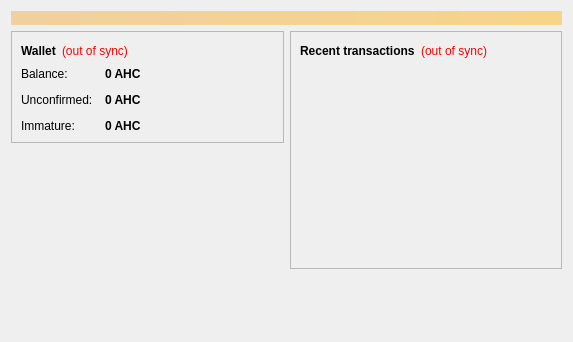
Qt form src/qt/forms/overviewpage.ui (aglehcoin-project/ac) before a commit.
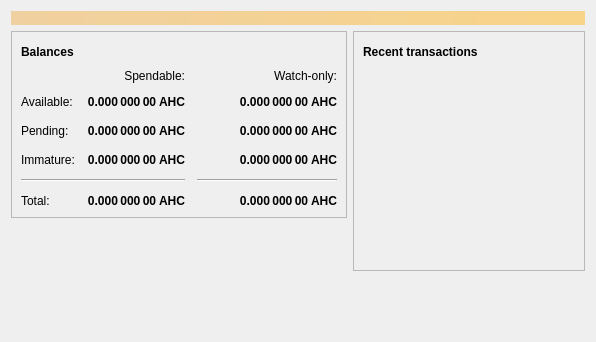
The same form after that commit. Icons and pictures are not drawn.

Patch:
```diff
--- a/src/qt/forms/overviewpage.ui
+++ b/src/qt/forms/overviewpage.ui
@@ -6,7 +6,7 @@
    <rect>
     <x>0</x>
     <y>0</y>
-    <width>573</width>
+    <width>596</width>
     <height>342</height>
    </rect>
   </property>
@@ -20,7 +20,7 @@
       <bool>false</bool>
      </property>
      <property name="styleSheet">
-      <string notr="true">background-color: qlineargradient(x1: 0, y1: 0, x2: 1, y2: 0, stop:0 #F0D0A0, stop:1 #F8D488); color:#000000;</string>
+      <string notr="true">QLabel { background-color: qlineargradient(x1: 0, y1: 0, x2: 1, y2: 0, stop:0 #F0D0A0, stop:1 #F8D488); color:#000000; }</string>
      </property>
      <property name="wordWrap">
       <bool>true</bool>
@@ -54,27 +54,197 @@
                </font>
               </property>
               <property name="text">
-               <string>Wallet</string>
+               <string>Balances</string>
               </property>
              </widget>
             </item>
             <item>
-             <widget class="QLabel" name="labelWalletStatus">
+             <widget class="QPushButton" name="labelWalletStatus">
+              <property name="enabled">
+               <bool>true</bool>
+              </property>
+              <property name="maximumSize">
+               <size>
+                <width>30</width>
+                <height>16777215</height>
+               </size>
+              </property>
               <property name="toolTip">
                <string>The displayed information may be out of date. Your wallet automatically synchronizes with the Aglehcoin network after a connection is established, but this process has not completed yet.</string>
               </property>
-              <property name="styleSheet">
-               <string notr="true">QLabel { color: red; }</string>
-              </property>
               <property name="text">
-               <string notr="true">(out of sync)</string>
+               <string/>
               </property>
-              <property name="alignment">
-               <set>Qt::AlignLeading|Qt::AlignLeft|Qt::AlignVCenter</set>
+              <property name="icon">
+               <iconset resource="../bitcoin.qrc">
+                <normaloff>:/icons/warning</normaloff>
+                <disabledoff>:/icons/warning</disabledoff>:/icons/warning</iconset>
+              </property>
+              <property name="iconSize">
+               <size>
+                <width>24</width>
+                <height>24</height>
+               </size>
+              </property>
+              <property name="flat">
+               <bool>true</bool>
               </property>
              </widget>
             </item>
             <item>
+             <spacer name="horizontalSpacer_3">
+              <property name="orientation">
+               <enum>Qt::Horizontal</enum>
+              </property>
+              <property name="sizeHint" stdset="0">
+               <size>
+                <width>40</width>
+                <height>20</height>
+               </size>
+              </property>
+             </spacer>
+            </item>
+           </layout>
+          </item>
+          <item>
+           <layout class="QGridLayout" name="gridLayout">
+            <property name="spacing">
+             <number>12</number>
+            </property>
+            <item row="2" column="2">
+             <widget class="QLabel" name="labelWatchPending">
+              <property name="font">
+               <font>
+                <weight>75</weight>
+                <bold>true</bold>
+               </font>
+              </property>
+              <property name="cursor">
+               <cursorShape>IBeamCursor</cursorShape>
+              </property>
+              <property name="toolTip">
+               <string>Unconfirmed transactions to watch-only addresses</string>
+              </property>
+              <property name="text">
+               <string notr="true">0.000 000 00 AHC</string>
+              </property>
+              <property name="alignment">
+               <set>Qt::AlignRight|Qt::AlignTrailing|Qt::AlignVCenter</set>
+              </property>
+              <property name="textInteractionFlags">
+               <set>Qt::LinksAccessibleByMouse|Qt::TextSelectableByKeyboard|Qt::TextSelectableByMouse</set>
+              </property>
+             </widget>
+            </item>
+            <item row="2" column="1">
+             <widget class="QLabel" name="labelUnconfirmed">
+              <property name="font">
+               <font>
+                <weight>75</weight>
+                <bold>true</bold>
+               </font>
+              </property>
+              <property name="cursor">
+               <cursorShape>IBeamCursor</cursorShape>
+              </property>
+              <property name="toolTip">
+               <string>Total of transactions that have yet to be confirmed, and do not yet count toward the spendable balance</string>
+              </property>
+              <property name="text">
+               <string notr="true">0.000 000 00 AHC</string>
+              </property>
+              <property name="alignment">
+               <set>Qt::AlignRight|Qt::AlignTrailing|Qt::AlignVCenter</set>
+              </property>
+              <property name="textInteractionFlags">
+               <set>Qt::LinksAccessibleByMouse|Qt::TextSelectableByKeyboard|Qt::TextSelectableByMouse</set>
+              </property>
+             </widget>
+            </item>
+            <item row="3" column="2">
+             <widget class="QLabel" name="labelWatchImmature">
+              <property name="font">
+               <font>
+                <weight>75</weight>
+                <bold>true</bold>
+               </font>
+              </property>
+              <property name="cursor">
+               <cursorShape>IBeamCursor</cursorShape>
+              </property>
+              <property name="toolTip">
+               <string>Mined balance in watch-only addresses that has not yet matured</string>
+              </property>
+              <property name="text">
+               <string notr="true">0.000 000 00 AHC</string>
+              </property>
+              <property name="alignment">
+               <set>Qt::AlignRight|Qt::AlignTrailing|Qt::AlignVCenter</set>
+              </property>
+              <property name="textInteractionFlags">
+               <set>Qt::LinksAccessibleByMouse|Qt::TextSelectableByKeyboard|Qt::TextSelectableByMouse</set>
+              </property>
+             </widget>
+            </item>
+            <item row="4" column="0" colspan="2">
+             <widget class="Line" name="line">
+              <property name="orientation">
+               <enum>Qt::Horizontal</enum>
+              </property>
+             </widget>
+            </item>
+            <item row="4" column="2">
+             <widget class="Line" name="lineWatchBalance">
+              <property name="sizePolicy">
+               <sizepolicy hsizetype="Preferred" vsizetype="Fixed">
+                <horstretch>0</horstretch>
+                <verstretch>0</verstretch>
+               </sizepolicy>
+              </property>
+              <property name="minimumSize">
+               <size>
+                <width>140</width>
+                <height>0</height>
+               </size>
+              </property>
+              <property name="orientation">
+               <enum>Qt::Horizontal</enum>
+              </property>
+             </widget>
+            </item>
+            <item row="5" column="0">
+             <widget class="QLabel" name="labelTotalText">
+              <property name="text">
+               <string>Total:</string>
+              </property>
+             </widget>
+            </item>
+            <item row="3" column="1">
+             <widget class="QLabel" name="labelImmature">
+              <property name="font">
+               <font>
+                <weight>75</weight>
+                <bold>true</bold>
+               </font>
+              </property>
+              <property name="cursor">
+               <cursorShape>IBeamCursor</cursorShape>
+              </property>
+              <property name="toolTip">
+               <string>Mined balance that has not yet matured</string>
+              </property>
+              <property name="text">
+               <string notr="true">0.000 000 00 AHC</string>
+              </property>
+              <property name="alignment">
+               <set>Qt::AlignRight|Qt::AlignTrailing|Qt::AlignVCenter</set>
+              </property>
+              <property name="textInteractionFlags">
+               <set>Qt::LinksAccessibleByMouse|Qt::TextSelectableByKeyboard|Qt::TextSelectableByMouse</set>
+              </property>
+             </widget>
+            </item>
+            <item row="2" column="3">
              <spacer name="horizontalSpacer_2">
               <property name="orientation">
                <enum>Qt::Horizontal</enum>
@@ -87,28 +257,15 @@
               </property>
              </spacer>
             </item>
-           </layout>
-          </item>
-          <item>
-           <layout class="QFormLayout" name="formLayout_2">
-            <property name="fieldGrowthPolicy">
-             <enum>QFormLayout::AllNonFixedFieldsGrow</enum>
-            </property>
-            <property name="horizontalSpacing">
-             <number>12</number>
-            </property>
-            <property name="verticalSpacing">
-             <number>12</number>
-            </property>
-            <item row="0" column="0">
-             <widget class="QLabel" name="label">
+            <item row="3" column="0">
+             <widget class="QLabel" name="labelImmatureText">
               <property name="text">
-               <string>Balance:</string>
+               <string>Immature:</string>
               </property>
              </widget>
             </item>
-            <item row="0" column="1">
-             <widget class="QLabel" name="labelBalance">
+            <item row="5" column="1">
+             <widget class="QLabel" name="labelTotal">
               <property name="font">
                <font>
                 <weight>75</weight>
@@ -122,22 +279,60 @@
                <string>Your current balance</string>
               </property>
               <property name="text">
-               <string notr="true">0 AHC</string>
+               <string notr="true">0.000 000 00 AHC</string>
               </property>
+              <property name="alignment">
+               <set>Qt::AlignRight|Qt::AlignTrailing|Qt::AlignVCenter</set>
+              </property>
               <property name="textInteractionFlags">
                <set>Qt::LinksAccessibleByMouse|Qt::TextSelectableByKeyboard|Qt::TextSelectableByMouse</set>
               </property>
              </widget>
             </item>
+            <item row="5" column="2">
+             <widget class="QLabel" name="labelWatchTotal">
+              <property name="font">
+               <font>
+                <weight>75</weight>
+                <bold>true</bold>
+               </font>
+              </property>
+              <property name="cursor">
+               <cursorShape>IBeamCursor</cursorShape>
+              </property>
+              <property name="toolTip">
+               <string>Current total balance in watch-only addresses</string>
+              </property>
+              <property name="text">
+               <string notr="true">0.000 000 00 AHC</string>
+              </property>
+              <property name="alignment">
+               <set>Qt::AlignRight|Qt::AlignTrailing|Qt::AlignVCenter</set>
+              </property>
+              <property name="textInteractionFlags">
+               <set>Qt::LinksAccessibleByMouse|Qt::TextSelectableByKeyboard|Qt::TextSelectableByMouse</set>
+              </property>
+             </widget>
+            </item>
+            <item row="0" column="2">
+             <widget class="QLabel" name="labelWatchonly">
+              <property name="text">
+               <string>Watch-only:</string>
+              </property>
+              <property name="alignment">
+               <set>Qt::AlignRight|Qt::AlignTrailing|Qt::AlignVCenter</set>
+              </property>
+             </widget>
+            </item>
             <item row="1" column="0">
-             <widget class="QLabel" name="label_3">
+             <widget class="QLabel" name="labelBalanceText">
               <property name="text">
-               <string>Unconfirmed:</string>
+               <string>Available:</string>
               </property>
              </widget>
             </item>
             <item row="1" column="1">
-             <widget class="QLabel" name="labelUnconfirmed">
+             <widget class="QLabel" name="labelBalance">
               <property name="font">
                <font>
                 <weight>75</weight>
@@ -151,7 +346,35 @@
                <string>Total of transactions that have yet to be confirmed, and do not yet count toward the current balance</string>
               </property>
               <property name="text">
-               <string notr="true">0 AHC</string>
+               <string notr="true">0.000 000 00 AHC</string>
+              </property>
+              <property name="alignment">
+               <set>Qt::AlignRight|Qt::AlignTrailing|Qt::AlignVCenter</set>
+              </property>
+              <property name="textInteractionFlags">
+               <set>Qt::LinksAccessibleByMouse|Qt::TextSelectableByKeyboard|Qt::TextSelectableByMouse</set>
+              </property>
+             </widget>
+            </item>
+            <item row="1" column="2">
+             <widget class="QLabel" name="labelWatchAvailable">
+              <property name="font">
+               <font>
+                <weight>75</weight>
+                <bold>true</bold>
+               </font>
+              </property>
+              <property name="cursor">
+               <cursorShape>IBeamCursor</cursorShape>
+              </property>
+              <property name="toolTip">
+               <string>Your current balance in watch-only addresses</string>
+              </property>
+              <property name="text">
+               <string notr="true">0.000 000 00 AHC</string>
+              </property>
+              <property name="alignment">
+               <set>Qt::AlignRight|Qt::AlignTrailing|Qt::AlignVCenter</set>
               </property>
               <property name="textInteractionFlags">
                <set>Qt::LinksAccessibleByMouse|Qt::TextSelectableByKeyboard|Qt::TextSelectableByMouse</set>
@@ -159,28 +382,19 @@
              </widget>
             </item>
             <item row="2" column="0">
-             <widget class="QLabel" name="labelImmatureText">
+             <widget class="QLabel" name="labelPendingText">
               <property name="text">
-               <string>Immature:</string>
+               <string>Pending:</string>
               </property>
              </widget>
             </item>
-            <item row="2" column="1">
-             <widget class="QLabel" name="labelImmature">
-              <property name="font">
-               <font>
-                <weight>75</weight>
-                <bold>true</bold>
-               </font>
-              </property>
-              <property name="toolTip">
-               <string>Mined balance that has not yet matured</string>
-              </property>
+            <item row="0" column="1">
+             <widget class="QLabel" name="labelSpendable">
               <property name="text">
-               <string notr="true">0 AHC</string>
+               <string>Spendable:</string>
               </property>
-              <property name="textInteractionFlags">
-               <set>Qt::LinksAccessibleByMouse|Qt::TextSelectableByKeyboard|Qt::TextSelectableByMouse</set>
+              <property name="alignment">
+               <set>Qt::AlignRight|Qt::AlignTrailing|Qt::AlignVCenter</set>
               </property>
              </widget>
             </item>
@@ -219,24 +433,47 @@
            <layout class="QHBoxLayout" name="horizontalLayout_2">
             <item>
              <widget class="QLabel" name="label_4">
+              <property name="font">
+               <font>
+                <weight>75</weight>
+                <bold>true</bold>
+               </font>
+              </property>
               <property name="text">
-               <string>&lt;b&gt;Recent transactions&lt;/b&gt;</string>
+               <string>Recent transactions</string>
               </property>
              </widget>
             </item>
             <item>
-             <widget class="QLabel" name="labelTransactionsStatus">
+             <widget class="QPushButton" name="labelTransactionsStatus">
+              <property name="enabled">
+               <bool>true</bool>
+              </property>
+              <property name="maximumSize">
+               <size>
+                <width>30</width>
+                <height>16777215</height>
+               </size>
+              </property>
               <property name="toolTip">
                <string>The displayed information may be out of date. Your wallet automatically synchronizes with the Aglehcoin network after a connection is established, but this process has not completed yet.</string>
               </property>
-              <property name="styleSheet">
-               <string notr="true">QLabel { color: red; }</string>
-              </property>
               <property name="text">
-               <string notr="true">(out of sync)</string>
+               <string/>
               </property>
-              <property name="alignment">
-               <set>Qt::AlignRight|Qt::AlignTrailing|Qt::AlignVCenter</set>
+              <property name="icon">
+               <iconset resource="../bitcoin.qrc">
+                <normaloff>:/icons/warning</normaloff>
+                <disabledoff>:/icons/warning</disabledoff>:/icons/warning</iconset>
+              </property>
+              <property name="iconSize">
+               <size>
+                <width>24</width>
+                <height>24</height>
+               </size>
+              </property>
+              <property name="flat">
+               <bool>true</bool>
               </property>
              </widget>
             </item>
```
Left out of the diff: 7 changed lines with no effect on the pictures.
